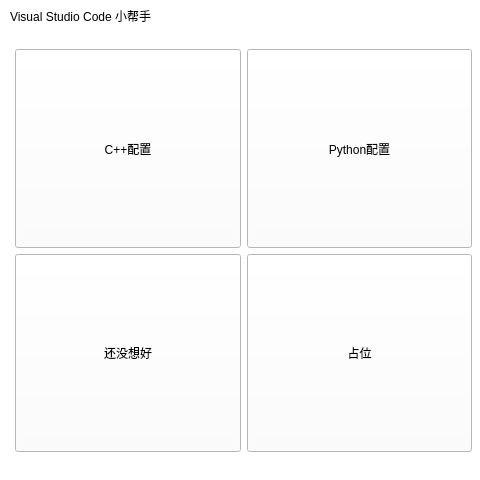
Qt form VSCode_Helper/mainwindow.ui (Gu-jq/VSCode_Helper) before a commit.
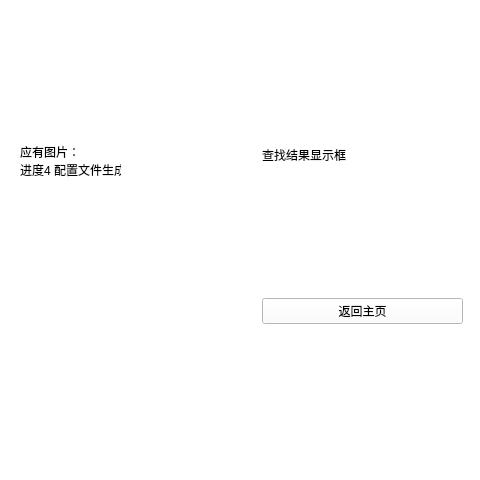
The same form after that commit. The open tabs and pages were chosen to show the change. Icons and pictures are not drawn.

Patch:
```diff
--- a/VSCode_Helper/mainwindow.ui
+++ b/VSCode_Helper/mainwindow.ui
@@ -677,6 +677,105 @@
       </layout>
      </widget>
     </widget>
+    <widget class="QWidget" name="cpage_4">
+     <widget class="QWidget" name="widget_15" native="true">
+      <property name="geometry">
+       <rect>
+        <x>0</x>
+        <y>0</y>
+        <width>481</width>
+        <height>471</height>
+       </rect>
+      </property>
+      <property name="sizePolicy">
+       <sizepolicy hsizetype="Preferred" vsizetype="Preferred">
+        <horstretch>0</horstretch>
+        <verstretch>0</verstretch>
+       </sizepolicy>
+      </property>
+      <layout class="QHBoxLayout" name="horizontalLayout_7">
+       <item>
+        <widget class="QWidget" name="cpic_4" native="true">
+         <property name="sizePolicy">
+          <sizepolicy hsizetype="MinimumExpanding" vsizetype="Preferred">
+           <horstretch>0</horstretch>
+           <verstretch>0</verstretch>
+          </sizepolicy>
+         </property>
+         <property name="styleSheet">
+          <string notr="true">QWidget#cpic_4{
+	background-image: url(:/image/image/占位图片.png);
+}</string>
+         </property>
+         <widget class="QLabel" name="label_15">
+          <property name="geometry">
+           <rect>
+            <x>20</x>
+            <y>90</y>
+            <width>101</width>
+            <height>141</height>
+           </rect>
+          </property>
+          <property name="text">
+           <string>应有图片：
+进度4 配置文件生成</string>
+          </property>
+         </widget>
+        </widget>
+       </item>
+       <item>
+        <widget class="QWidget" name="widget_16" native="true">
+         <property name="sizePolicy">
+          <sizepolicy hsizetype="Expanding" vsizetype="Expanding">
+           <horstretch>0</horstretch>
+           <verstretch>0</verstretch>
+          </sizepolicy>
+         </property>
+         <layout class="QVBoxLayout" name="verticalLayout_7">
+          <item>
+           <widget class="QWidget" name="widget_17" native="true">
+            <property name="sizePolicy">
+             <sizepolicy hsizetype="Preferred" vsizetype="Expanding">
+              <horstretch>0</horstretch>
+              <verstretch>0</verstretch>
+             </sizepolicy>
+            </property>
+            <layout class="QVBoxLayout" name="verticalLayout_8">
+             <item>
+              <widget class="QLabel" name="notice_4">
+               <property name="sizePolicy">
+                <sizepolicy hsizetype="Preferred" vsizetype="Fixed">
+                 <horstretch>0</horstretch>
+                 <verstretch>0</verstretch>
+                </sizepolicy>
+               </property>
+               <property name="text">
+                <string>查找结果显示框</string>
+               </property>
+              </widget>
+             </item>
+             <item>
+              <widget class="QPushButton" name="cnext_button_5">
+               <property name="sizePolicy">
+                <sizepolicy hsizetype="MinimumExpanding" vsizetype="Fixed">
+                 <horstretch>0</horstretch>
+                 <verstretch>0</verstretch>
+                </sizepolicy>
+               </property>
+               <property name="text">
+                <string>返回主页</string>
+               </property>
+              </widget>
+             </item>
+            </layout>
+           </widget>
+          </item>
+         </layout>
+        </widget>
+       </item>
+      </layout>
+     </widget>
+    </widget>
    </widget>
   </widget>
   <widget class="QMenuBar" name="menubar">
```
